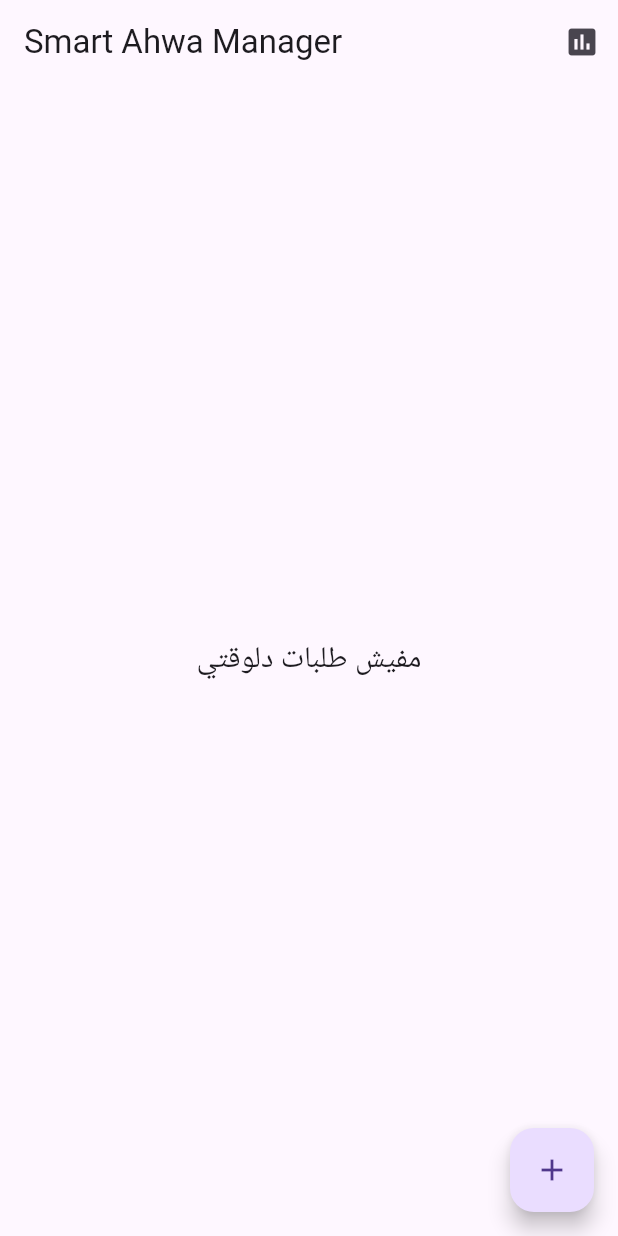
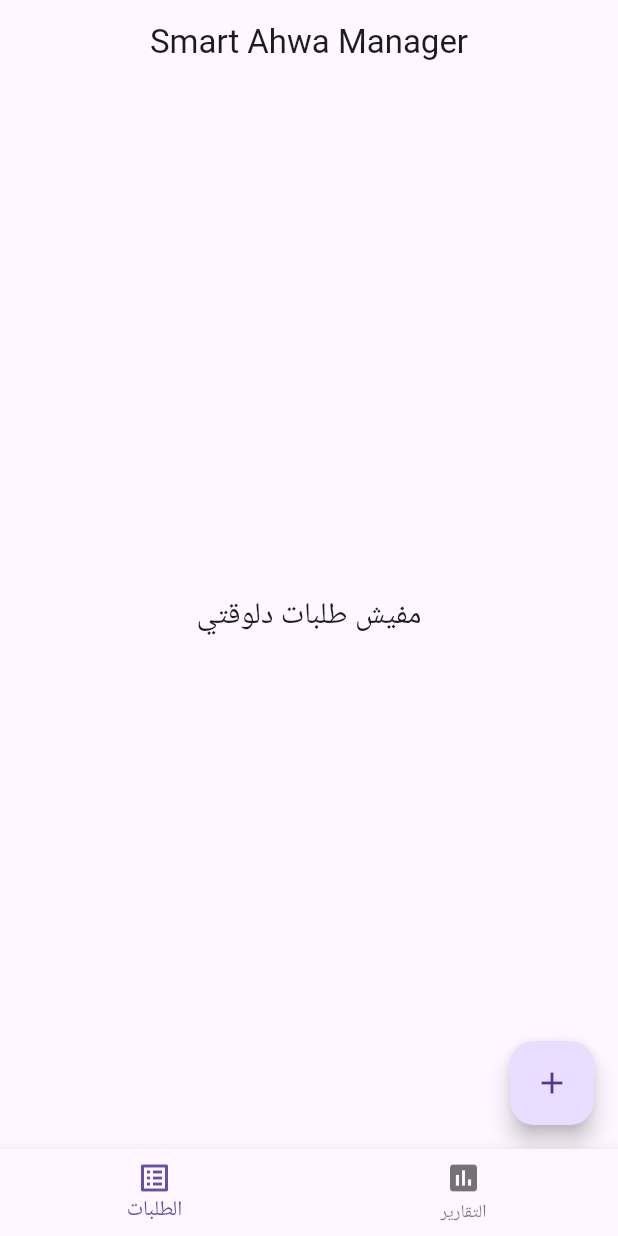
Before and after one commit to MohamedNaif/OOP-SOLID, a Flutter app: the screen it shows after launch, on a phone screen of 412 x 824 dp. Run offline on Flutter 3.47's test engine with Material 3 defaults, Android fonts, the phone set to English and light mode, and no system bars; our stand-ins replace equatable, flutter_bloc, get_it, shared_preferences; Roboto replaces fonts that are missing (Cairo).

Commit message:
Refactor navigation and state management in the app; implement routing with AppRouter, update Dashboard and Reports pages to use Bloc for state handling, and enhance the OrderCubit logic for better order management.

```diff
--- /dev/null
+++ b/solid_and_oop/devtools_options.yaml
@@ -0,0 +1,3 @@
+description: This file stores settings for Dart & Flutter DevTools.
+documentation: https://docs.flutter.dev/tools/devtools/extensions#configure-extension-enablement-states
+extensions:
--- a/solid_and_oop/lib/config/routing/app_router.dart
+++ b/solid_and_oop/lib/config/routing/app_router.dart
@@ -1,29 +1,27 @@
-// import 'package:flutter/material.dart';
-// import '../../features/ahwa_management/presentation/pages/dashboard_page.dart';
-// import '../../features/ahwa_management/presentation/pages/add_order_page.dart';
-// import '../../features/ahwa_management/presentation/pages/reports_page.dart';
+import 'package:flutter/material.dart';
+import 'package:solid_and_oop/features/ahwa_management/presentation/pages/home_page.dart';
+import 'package:solid_and_oop/features/ahwa_management/presentation/pages/add_order_page.dart';
+import 'package:solid_and_oop/features/ahwa_management/presentation/pages/reports_page.dart';
 
-// class AppRouter {
-//   static const String dashboard = '/';
-//   static const String addOrder = '/add-order';
-//   static const String reports = '/reports';
+class AppRouter {
+  static const String home = '/';
+  static const String addOrder = '/add-order';
+  static const String reports = '/reports';
 
-//   static Route<dynamic> onGenerateRoute(RouteSettings settings) {
-//     switch (settings.name) {
-//       case dashboard:
-//         return MaterialPageRoute(builder: (_) => DashboardPage());
-//       case addOrder:
-//         return MaterialPageRoute(builder: (_) => AddOrderPage());
-//       case reports:
-//         return MaterialPageRoute(builder: (_) => ReportsPage());
-//       default:
-//         return MaterialPageRoute(
-//           builder: (_) => Scaffold(
-//             body: Center(
-//               child: Text('Page not found: ${settings.name}'),
-//             ),
-//           ),
-//         );
-//     }
-//   }
-// }
+  static Route<dynamic> onGenerateRoute(RouteSettings settings) {
+    switch (settings.name) {
+      case home:
+        return MaterialPageRoute(builder: (_) => const HomePage());
+      case addOrder:
+        return MaterialPageRoute(builder: (_) => const AddOrderPage());
+      case reports:
+        return MaterialPageRoute(builder: (_) => const ReportsPage());
+      default:
+        return MaterialPageRoute(
+          builder: (_) => Scaffold(
+            body: Center(child: Text('Page not found: ${settings.name}')),
+          ),
+        );
+    }
+  }
+}
--- a/solid_and_oop/lib/core/results/result.dart
+++ b/solid_and_oop/lib/core/results/result.dart
@@ -13,7 +13,7 @@ sealed class Result<T> {
     } else if (self is FailureResult<T>) {
       return onFailure(self.failure);
     }
-    throw StateError('Unhandled ApiResult state');
+    throw StateError('Unhandled Result state');
   }
 
   bool get isSuccess => this is Success<T>;
--- a/solid_and_oop/lib/features/ahwa_management/data/datasources/order_local_datasource.dart
+++ b/solid_and_oop/lib/features/ahwa_management/data/datasources/order_local_datasource.dart
@@ -30,7 +30,9 @@ class OrderLocalDataSourceImpl implements OrderLocalDataSource {
   @override
   Future<List<OrderModel>> getPendingOrders() async {
     final allOrders = await getAllOrders();
-    return allOrders.where((order) => order.status == OrderStatus.pending).toList();
+    return allOrders
+        .where((order) => order.status == OrderStatus.pending)
+        .toList();
   }
 
   @override
--- a/solid_and_oop/lib/features/ahwa_management/presentation/cubit/ahwa_management_cubit.dart
+++ b/solid_and_oop/lib/features/ahwa_management/presentation/cubit/ahwa_management_cubit.dart
@@ -31,7 +31,7 @@ class OrderCubit extends Cubit<OrderState> {
 
     result.fold((failure) => emit(OrderError(failure.message)), (orders) {
       pendingOrders = orders;
-      emit(OrdersLoaded(orders: allOrders, pendingOrders: orders));
+      emit(OrdersLoaded(orders: orders, pendingOrders: orders));
     });
   }
 
--- a/solid_and_oop/lib/features/ahwa_management/presentation/pages/dashboard_page.dart
+++ b/solid_and_oop/lib/features/ahwa_management/presentation/pages/dashboard_page.dart
@@ -1,55 +1,54 @@
-
 import 'package:flutter/material.dart';
 import 'package:flutter_bloc/flutter_bloc.dart';
 import 'package:solid_and_oop/features/ahwa_management/presentation/cubit/ahwa_management_cubit.dart';
 import 'package:solid_and_oop/features/ahwa_management/presentation/cubit/ahwa_management_state.dart';
-import 'package:solid_and_oop/features/ahwa_management/presentation/pages/add_order_page.dart';
-import 'package:solid_and_oop/features/ahwa_management/presentation/pages/reports_page.dart';
+import 'package:solid_and_oop/config/routing/app_router.dart';
 import 'package:solid_and_oop/features/ahwa_management/presentation/widgets/order_card.dart';
 
-class DashboardPage extends StatelessWidget {
+class DashboardPage extends StatefulWidget {
   const DashboardPage({super.key});
+
+  @override
+  State<DashboardPage> createState() => _DashboardPageState();
+}
+
+class _DashboardPageState extends State<DashboardPage> {
+  @override
+  void initState() {
+    super.initState();
+    context.read<OrderCubit>().loadPendingOrders();
+  }
 
   @override
   Widget build(BuildContext context) {
     return Scaffold(
       appBar: AppBar(
         title: const Text('Smart Ahwa Manager'),
-        actions: [
-          IconButton(
-            icon: const Icon(Icons.assessment),
-            onPressed: () {
-              Navigator.push(
-                context,
-                MaterialPageRoute(
-                  builder: (_) => BlocProvider.value(
-                    value: context.read<OrderCubit>(),
-                    child: const ReportsPage(),
-                  ),
-                ),
-              );
-            },
-          ),
-        ],
+        centerTitle: true,
       ),
       body: BlocBuilder<OrderCubit, OrderState>(
         builder: (context, state) {
           if (state is OrderLoading) {
             return const Center(child: CircularProgressIndicator());
-          } else if (state is OrdersLoaded) {
-            if (state.pendingOrders.isEmpty) {
+          } else if (state is OrderError) {
+            return Center(
+              child: Text(
+                'خطأ: ${state.message}',
+                style: const TextStyle(color: Colors.red),
+              ),
+            );
+          }
+          final pendingOrders = context.read<OrderCubit>().pendingOrders;
+          if (pendingOrders.isEmpty) {
             return const Center(
-                child: Text(
-                  'مفيش طلبات دلوقتي',
-                  style: TextStyle(fontSize: 20),
-                ),
+              child: Text('مفيش طلبات دلوقتي', style: TextStyle(fontSize: 20)),
             );
           }
           return ListView.builder(
             padding: const EdgeInsets.all(16),
-              itemCount: state.pendingOrders.length,
+            itemCount: pendingOrders.length,
             itemBuilder: (context, index) {
-                final order = state.pendingOrders[index];
+              final order = pendingOrders[index];
               return OrderCard(
                 order: order,
                 onComplete: () {
@@ -58,29 +57,10 @@ class DashboardPage extends StatelessWidget {
               );
             },
           );
-          } else if (state is OrderError) {
-            return Center(
-              child: Text(
-                'خطأ: ${state.message}',
-                style: const TextStyle(color: Colors.red),
-              ),
-            );
-          }
-          return const SizedBox.shrink();
         },
       ),
       floatingActionButton: FloatingActionButton(
-        onPressed: () {
-          Navigator.push(
-            context,
-            MaterialPageRoute(
-              builder: (_) => BlocProvider.value(
-                value: context.read<OrderCubit>(),
-                child: const AddOrderPage(),
-              ),
-            ),
-          );
-        },
+        onPressed: () => Navigator.pushNamed(context, AppRouter.addOrder),
         child: const Icon(Icons.add),
       ),
     );
--- /dev/null
+++ b/solid_and_oop/lib/features/ahwa_management/presentation/pages/home_page.dart
@@ -0,0 +1,55 @@
+import 'package:flutter/material.dart';
+import 'package:flutter_bloc/flutter_bloc.dart';
+import 'package:solid_and_oop/features/ahwa_management/presentation/cubit/ahwa_management_cubit.dart';
+import 'package:solid_and_oop/features/ahwa_management/presentation/pages/add_order_page.dart';
+import 'package:solid_and_oop/features/ahwa_management/presentation/pages/dashboard_page.dart';
+import 'package:solid_and_oop/features/ahwa_management/presentation/pages/reports_page.dart';
+
+class HomePage extends StatefulWidget {
+  const HomePage({super.key});
+
+  @override
+  State<HomePage> createState() => _HomePageState();
+}
+
+class _HomePageState extends State<HomePage> {
+  int _currentIndex = 0;
+
+  @override
+  Widget build(BuildContext context) {
+    final pages = <Widget>[
+      const DashboardPage(),
+      // const AddOrderPage(),
+      const ReportsPage(),
+    ];
+
+    return Scaffold(
+      body: IndexedStack(
+        index: _currentIndex,
+        children: pages
+            .map(
+              (page) => BlocProvider.value(
+                value: context.read<OrderCubit>(),
+                child: page,
+              ),
+            )
+            .toList(),
+      ),
+      bottomNavigationBar: BottomNavigationBar(
+        currentIndex: _currentIndex,
+        onTap: (index) => setState(() => _currentIndex = index),
+        items: const [
+          BottomNavigationBarItem(icon: Icon(Icons.list_alt), label: 'الطلبات'),
+          // BottomNavigationBarItem(
+          //   icon: Icon(Icons.add_circle_outline),
+          //   label: 'إضافة',
+          // ),
+          BottomNavigationBarItem(
+            icon: Icon(Icons.assessment),
+            label: 'التقارير',
+          ),
+        ],
+      ),
+    );
+  }
+}
--- a/solid_and_oop/lib/main.dart
+++ b/solid_and_oop/lib/main.dart
@@ -1,12 +1,16 @@
 import 'package:flutter/material.dart';
 import 'package:flutter_bloc/flutter_bloc.dart';
+import 'package:solid_and_oop/bloc_observer.dart';
 import 'package:solid_and_oop/core/di/di.dart';
 import 'package:solid_and_oop/features/ahwa_management/presentation/cubit/ahwa_management_cubit.dart';
-import 'package:solid_and_oop/features/ahwa_management/presentation/pages/dashboard_page.dart';
+import 'package:solid_and_oop/config/routing/app_router.dart';
 
 void main() async {
   WidgetsFlutterBinding.ensureInitialized();
   await init();
+
+  Bloc.observer = MyBlocObserver();
+  MyBlocObserver();
   runApp(const SmartAhwaApp());
 }
 
@@ -17,13 +21,12 @@ class SmartAhwaApp extends StatelessWidget {
   Widget build(BuildContext context) {
     return MaterialApp(
       title: 'Smart Ahwa Manager',
-      theme: ThemeData(
-        primarySwatch: Colors.brown,
-        fontFamily: 'Cairo',
-      ),
-      home: BlocProvider(
-        create: (_) => sl<OrderCubit>()..loadPendingOrders(),
-        child: const DashboardPage(),
+      theme: ThemeData(primarySwatch: Colors.brown, fontFamily: 'Cairo'),
+      onGenerateRoute: AppRouter.onGenerateRoute,
+      initialRoute: AppRouter.home,
+      builder: (context, child) => BlocProvider(
+        create: (_) => sl<OrderCubit>(),
+        child: child!,
       ),
       debugShowCheckedModeBanner: false,
     );
```
Also changed, not shown: solid_and_oop/lib/bloc_observer.dart (added, +36 -0 lines), solid_and_oop/lib/features/ahwa_management/presentation/pages/reports_page.dart (+21 -9 lines). Lines whose indentation alone changed are shown as unchanged.
